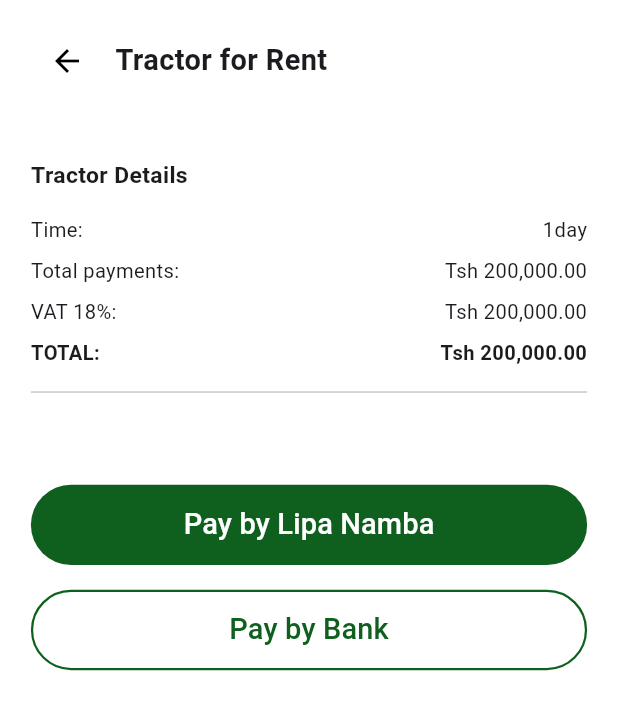
After one commit to luqmantuke/tractorapp-mazaohub, a Flutter app: the FarmerQuoteScreen screen opened by its route, on a phone screen of 412 x 824 dp. The commit adds this screen. Shown: the top 710 px of the screen. Run offline on Flutter 3.47's test engine with Material 3 defaults, Android fonts, the phone set to English and light mode, and no system bars; drawn by our look-alikes of overlay_support; our stand-ins replace connectivity_plus, flex_color_scheme, flutter_dotenv, flutter_riverpod, font_awesome_flutter, go_router and 6 more; missing offline and left inert: fast_cached_network_image; accounts and stored records are empty.

Commit message:
Add navigation route for FarmerQuoteScreen in router configuration and update payment action in FarmerRentFormScreen to navigate to the new route.

```diff
--- a/lib/src/core/router/config/router_config.dart
+++ b/lib/src/core/router/config/router_config.dart
@@ -5,6 +5,7 @@ import 'package:go_router/go_router.dart';
 import 'package:tractorapp/src/features/auth/presentation/screens/login_screen.dart';
 import 'package:tractorapp/src/features/homescreen/presentation/screens/farmer_machine_details/farmer_machine_details_screen.dart';
 import 'package:tractorapp/src/features/homescreen/presentation/screens/farmer_order/farmer_order_screen.dart';
+import 'package:tractorapp/src/features/homescreen/presentation/screens/farmer_quote/farmer_quote_screen.dart';
 import 'package:tractorapp/src/features/homescreen/presentation/screens/farmer_rent_form/farmer_rent_form_screen.dart';
 import 'package:tractorapp/src/features/homescreen/presentation/screens/farmer_search/farmer_search_screen.dart';
 import 'package:tractorapp/src/features/onboarding/presentation/screens/onboarding_screen.dart';
@@ -76,6 +77,11 @@ final routerProvider = Provider<GoRouter>((ref) {
         name: 'farmer-rent-form',
         builder: (context, state) => const FarmerRentFormScreen(),
       ),
+      GoRoute(
+        path: '/farmer-quote',
+        name: 'farmer-quote',
+        builder: (context, state) => const FarmerQuoteScreen(),
+      ),
     ],
   );
 });
--- /dev/null
+++ b/lib/src/features/homescreen/presentation/screens/farmer_quote/farmer_quote_screen.dart
@@ -0,0 +1,104 @@
+import 'package:flutter/material.dart';
+import 'package:responsive_sizer/responsive_sizer.dart';
+import 'package:tractorapp/src/core/constants/colors.dart';
+import 'package:tractorapp/src/shared/widgets/buttons/custombuttons.dart';
+
+class FarmerQuoteScreen extends StatelessWidget {
+  const FarmerQuoteScreen({super.key});
+
+  @override
+  Widget build(BuildContext context) {
+    return Scaffold(
+      backgroundColor: AppColors.white,
+      body: SafeArea(
+        child: Padding(
+          padding: EdgeInsets.symmetric(horizontal: 5.w),
+          child: Column(
+            crossAxisAlignment: CrossAxisAlignment.start,
+            children: [
+              SizedBox(height: 2.h),
+              _buildAppBar(context),
+              SizedBox(height: 3.h),
+              _buildTractorDetails(),
+              SizedBox(height: 4.h),
+              _buildPaymentButtons(),
+            ],
+          ),
+        ),
+      ),
+    );
+  }
+
+  Widget _buildAppBar(BuildContext context) {
+    return Row(
+      children: [
+        IconButton(
+          icon: const Icon(Icons.arrow_back, color: Colors.black),
+          onPressed: () => Navigator.of(context).pop(),
+        ),
+        SizedBox(width: 2.w),
+        Text('Tractor for Rent',
+            style: TextStyle(fontWeight: FontWeight.bold, fontSize: 18.sp)),
+      ],
+    );
+  }
+
+  Widget _buildTractorDetails() {
+    return Padding(
+      padding: EdgeInsets.symmetric(vertical: 2.h),
+      child: Column(
+        crossAxisAlignment: CrossAxisAlignment.start,
+        children: [
+          Text('Tractor Details',
+              style: TextStyle(fontWeight: FontWeight.bold, fontSize: 16.sp)),
+          SizedBox(height: 1.5.h),
+          _buildDetailRow('Time:', '1day'),
+          _buildDetailRow('Total payments:', 'Tsh 200,000.00'),
+          _buildDetailRow('VAT 18%:', 'Tsh 200,000.00'),
+          _buildDetailRow('TOTAL:', 'Tsh 200,000.00', isTotal: true),
+          Divider(height: 3.h),
+        ],
+      ),
+    );
+  }
+
+  Widget _buildDetailRow(String label, String value, {bool isTotal = false}) {
+    return Padding(
+      padding: EdgeInsets.symmetric(vertical: 0.5.h),
+      child: Row(
+        mainAxisAlignment: MainAxisAlignment.spaceBetween,
+        children: [
+          Text(label,
+              style: TextStyle(
+                  fontWeight: isTotal ? FontWeight.bold : FontWeight.normal,
+                  fontSize: 15.sp)),
+          Text(value,
+              style: TextStyle(
+                  fontWeight: isTotal ? FontWeight.bold : FontWeight.normal,
+                  fontSize: 15.sp)),
+        ],
+      ),
+    );
+  }
+
+  Widget _buildPaymentButtons() {
+    return Column(
+      children: [
+        CustomButton(
+          text: 'Pay by Lipa Namba',
+          color: AppColors.primaryGreen,
+          textColor: AppColors.white,
+          onPressed: () {},
+        ),
+        SizedBox(height: 2.h),
+        CustomButton(
+          text: 'Pay by Bank',
+          color: AppColors.primaryGreen,
+          textColor: AppColors.primaryGreen,
+          isOutline: true,
+          onPressed: () {},
+        ),
+      ],
+    );
+  }
+}
--- a/lib/src/features/homescreen/presentation/screens/farmer_rent_form/farmer_rent_form_screen.dart
+++ b/lib/src/features/homescreen/presentation/screens/farmer_rent_form/farmer_rent_form_screen.dart
@@ -1,4 +1,5 @@
 import 'package:flutter/material.dart';
+import 'package:go_router/go_router.dart';
 import 'package:responsive_sizer/responsive_sizer.dart';
 import 'package:tractorapp/src/core/constants/colors.dart';
 import 'package:tractorapp/src/shared/widgets/buttons/custombuttons.dart';
@@ -170,10 +171,7 @@ class _FarmerRentFormScreenState extends State<FarmerRentFormScreen> {
 
   void _onPayNow() {
     if (_formKey.currentState?.validate() ?? false) {
-      // Handle pay now logic
-      ScaffoldMessenger.of(context).showSnackBar(
-        const SnackBar(content: Text('Payment submitted!')),
-      );
+      context.pushNamed('farmer-quote');
     }
   }
 }
```
